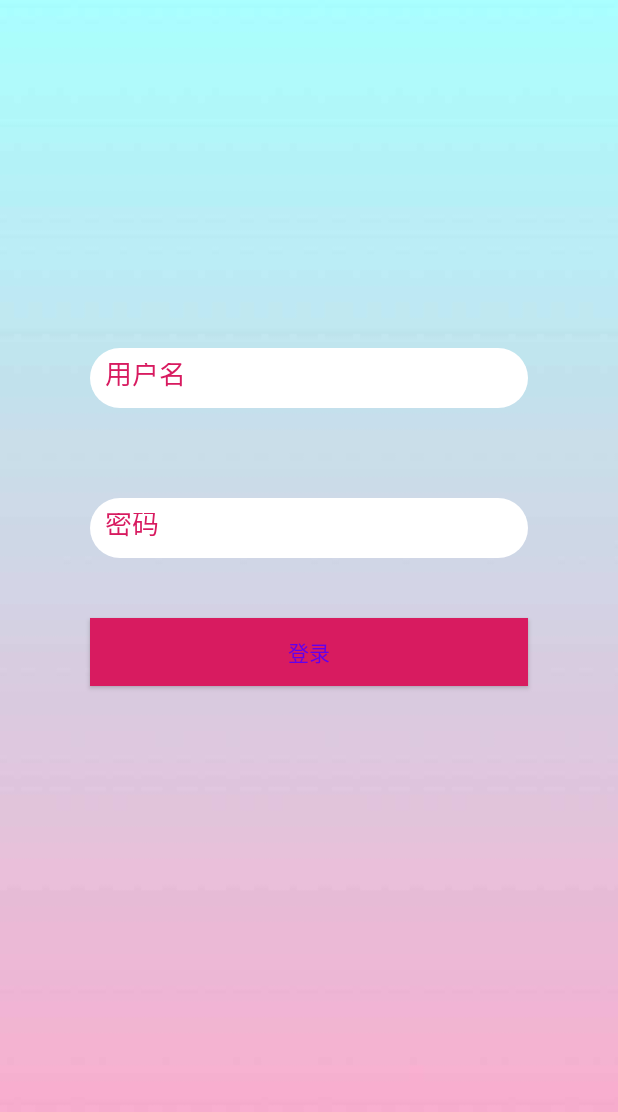
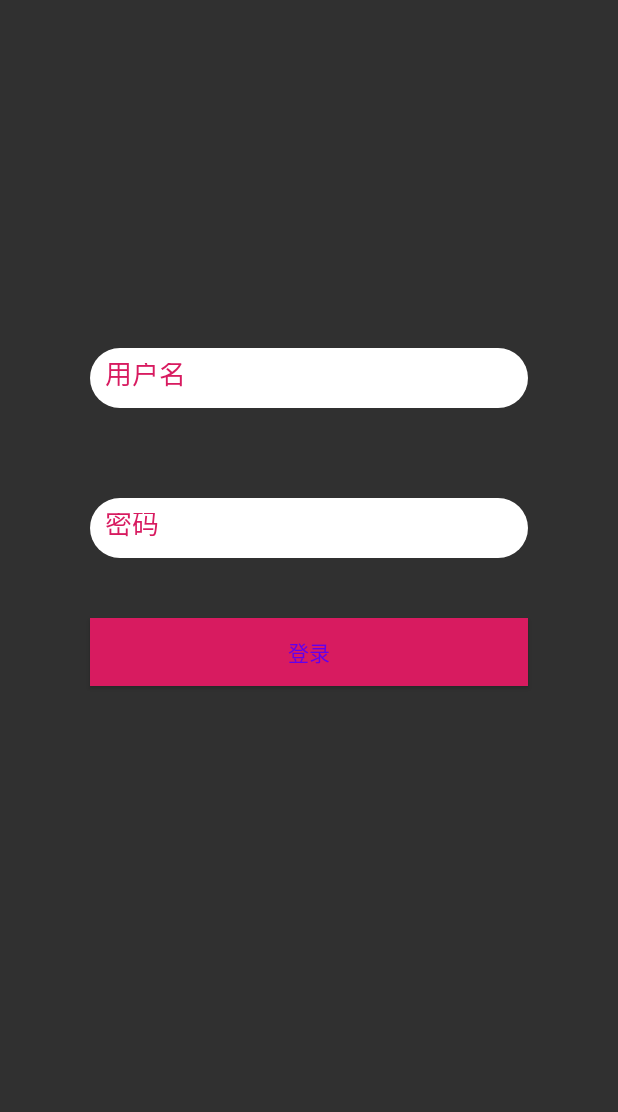
Before and after one commit to sjq9026/githubAPP, an Android app: the layout activity_login.xml on its own in the app's theme, with its tools: preview values and no code run, on a phone screen of 412 x 824 dp. Shown: the top 1112 px of the screen. Run offline under Robolectric (Android 15) with nearby library versions, the phone set to English and light mode, and no system bars; plain views replace AVLoadingIndicatorView.

```diff
--- a/app/build.gradle
+++ b/app/build.gradle
@@ -50,6 +50,8 @@ dependencies {
     implementation 'com.jaeger.statusbarutil:library:1.4.0'
     implementation 'com.wang.avi:library:2.1.3'
     implementation 'com.github.ForgetAll:LoadingDialog:v1.1.2'
+    implementation 'jp.wasabeef:blurry:3.0.0'
+
 
 
 }
--- a/app/src/main/res/layout/activity_login.xml
+++ b/app/src/main/res/layout/activity_login.xml
@@ -1,23 +1,23 @@
 <?xml version="1.0" encoding="utf-8"?>
-<androidx.constraintlayout.widget.ConstraintLayout
-    xmlns:android="http://schemas.android.com/apk/res/android"
+<androidx.constraintlayout.widget.ConstraintLayout xmlns:android="http://schemas.android.com/apk/res/android"
     xmlns:app="http://schemas.android.com/apk/res-auto"
     xmlns:tools="http://schemas.android.com/tools"
+    android:id="@+id/wrap"
     android:layout_width="match_parent"
     android:layout_height="match_parent"
-    android:background="@drawable/login_bg"
     tools:context=".activities.LoginActivity">
+
     <com.wang.avi.AVLoadingIndicatorView
         android:id="@+id/loading_view"
         android:layout_width="wrap_content"
         android:layout_height="wrap_content"
         android:visibility="gone"
         app:indicatorColor="@color/colorPrimary"
+        app:indicatorName="BallSpinFadeLoaderIndicator"
         app:layout_constraintBottom_toBottomOf="parent"
         app:layout_constraintLeft_toLeftOf="parent"
         app:layout_constraintRight_toRightOf="parent"
         app:layout_constraintTop_toTopOf="parent"
-        app:indicatorName="BallSpinFadeLoaderIndicator"
 
         >
 
@@ -38,7 +38,7 @@
         app:layout_constraintLeft_toLeftOf="parent"
         app:layout_constraintRight_toRightOf="parent"
         app:layout_constraintTop_toTopOf="parent"
-        app:layout_constraintVertical_bias="1.0"/>
+        app:layout_constraintVertical_bias="1.0" />
 
 
     <androidx.constraintlayout.widget.Guideline
@@ -46,7 +46,7 @@
         android:layout_width="wrap_content"
         android:layout_height="wrap_content"
         android:orientation="horizontal"
-        app:layout_constraintGuide_begin="292dp"/>
+        app:layout_constraintGuide_begin="292dp" />
 
     <EditText
         android:id="@+id/psd_et"
@@ -61,8 +61,7 @@
 
         app:layout_constraintLeft_toLeftOf="parent"
         app:layout_constraintRight_toRightOf="parent"
-        app:layout_constraintTop_toBottomOf="@id/guideline"
-       />
+        app:layout_constraintTop_toBottomOf="@id/guideline" />
 
 
     <Button
@@ -80,9 +79,7 @@
         app:layout_constraintRight_toRightOf="parent"
         app:layout_constraintTop_toBottomOf="@+id/psd_et"
 
-        app:layout_goneMarginTop="60dp"/>
-
-
+        app:layout_goneMarginTop="60dp" />
 
 
 </androidx.constraintlayout.widget.ConstraintLayout>
--- a/app/src/main/res/layout/activity_welcome.xml
+++ b/app/src/main/res/layout/activity_welcome.xml
@@ -5,6 +5,7 @@
     xmlns:tools="http://schemas.android.com/tools"
     android:layout_width="match_parent"
     android:layout_height="match_parent"
+    android:background="@drawable/login_bg"
     tools:context=".activities.WelcomeActivity">
 
 
```
Also changed, not shown: app/src/main/java/com/sjq/githubapp/activities/LoginActivity.java (+15 -0 lines).
